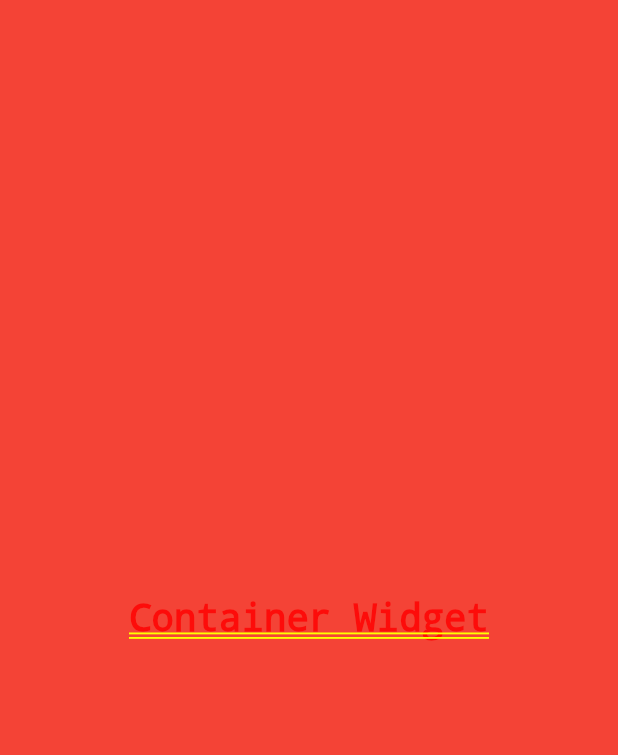
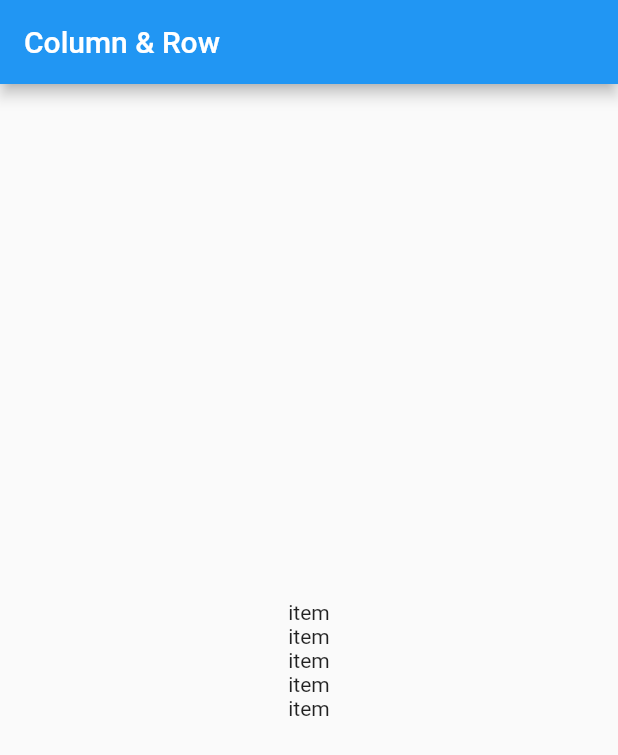
Before and after one commit to enciyo/flutter101_Conference, a Flutter app: the screen it shows after launch, on a phone screen of 412 x 824 dp. Shown: the top 755 px of the screen. Run offline on Flutter 3.47's test engine with Material 2 defaults, Android fonts, the phone set to English and light mode, and no system bars.

Commit message:
Column & Row

```diff
--- a/lib/main.dart
+++ b/lib/main.dart
@@ -10,13 +10,26 @@ void main() {
 class MyApp extends StatelessWidget {
   @override
   Widget build(BuildContext context) {
-    return new Container(
-      width: 150.0,
-      height: 150.0,
-      color: Colors.red,
-      alignment: FractionalOffset.center,
-      child: new Text("Container Widget",style: new TextStyle(fontSize: 25.0),),
+    return new Scaffold(
+      appBar: new AppBar(
+        title: new Text("Column & Row"),
+      ),
+      body: new Row(
+        mainAxisAlignment: MainAxisAlignment.center,
+        children: <Widget>[
+          new Column(
+            mainAxisAlignment: MainAxisAlignment.center,
+            children: <Widget>[
+              new Text("item"),
+              new Text("item"),
+              new Text("item"),
+              new Text("item"),
+              new Text("item"),
+            ],
+          ),
 
+        ],
+      ),
     );
   }
 }
```
